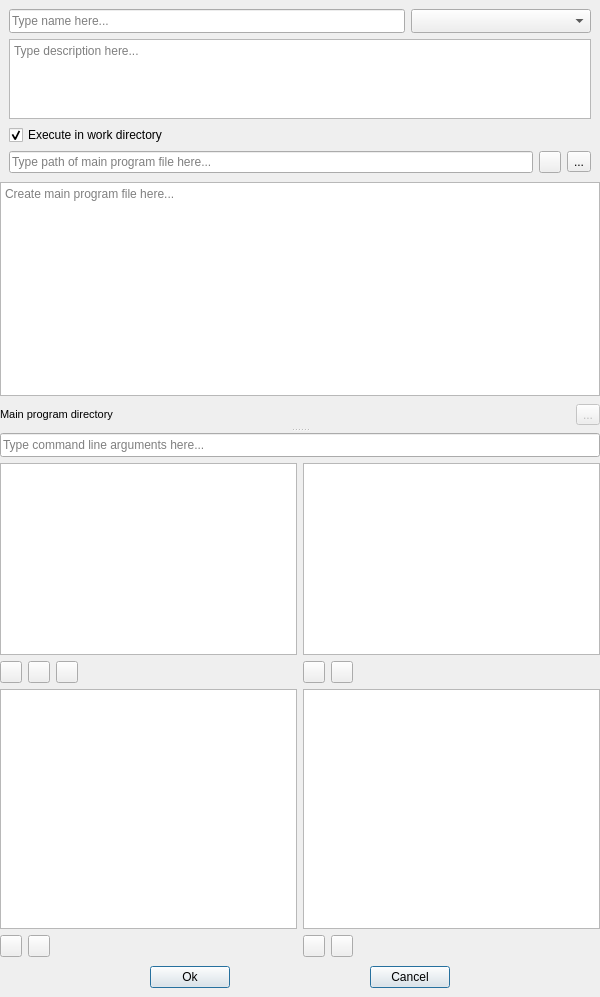
The window that spine_items/tool/ui/tool_specification_form.ui (spine-tools/spine-items) describes before a commit, drawn with Qt 5.
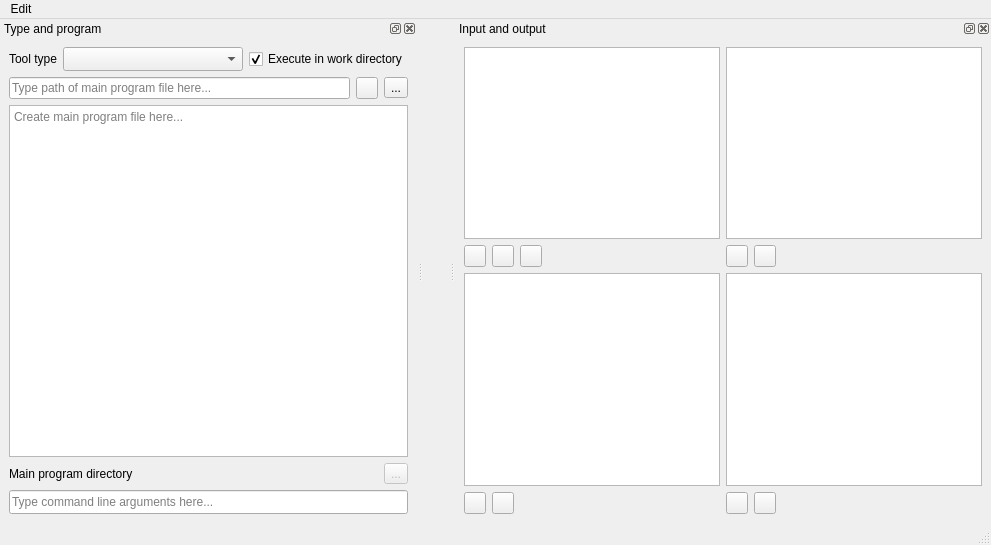
The same window after the commit. Icons and pictures are not drawn. Custom widgets are drawn as their Qt base class.

Commit message:
Introduce undo/redo in the Tool Spec Editor
Re Spine-project/Spine-Toolbox#1244

Diff of the .ui file:
```diff
--- a/spine_items/tool/ui/tool_specification_form.ui
+++ b/spine_items/tool/ui/tool_specification_form.ui
@@ -12,108 +12,54 @@
 ######################################################################################################################
 -->
 <ui version="4.0">
- <class>Form</class>
- <widget class="QWidget" name="Form">
-  <property name="windowModality">
-   <enum>Qt::ApplicationModal</enum>
-  </property>
+ <class>MainWindow</class>
+ <widget class="QMainWindow" name="MainWindow">
   <property name="geometry">
    <rect>
     <x>0</x>
     <y>0</y>
-    <width>600</width>
-    <height>997</height>
+    <width>991</width>
+    <height>545</height>
    </rect>
   </property>
-  <property name="sizePolicy">
-   <sizepolicy hsizetype="Minimum" vsizetype="Minimum">
-    <horstretch>0</horstretch>
-    <verstretch>0</verstretch>
-   </sizepolicy>
-  </property>
   <property name="windowTitle">
-   <string>Tool Specification editor</string>
+   <string>Tool Specification Editor</string>
   </property>
-  <layout class="QVBoxLayout" name="verticalLayout_6">
-   <property name="spacing">
-    <number>0</number>
-   </property>
-   <property name="leftMargin">
-    <number>0</number>
+  <property name="dockNestingEnabled">
+   <bool>true</bool>
+  </property>
+  <widget class="QWidget" name="centralwidget"/>
+  <widget class="QMenuBar" name="menubar">
+   <property name="geometry">
+    <rect>
+     <x>0</x>
+     <y>0</y>
+     <width>991</width>
+     <height>27</height>
+    </rect>
    </property>
-   <property name="topMargin">
-    <number>0</number>
-   </property>
-   <property name="rightMargin">
-    <number>0</number>
+   <widget class="QMenu" name="menuEdit">
+    <property name="title">
+     <string>Edit</string>
+    </property>
+   </widget>
+   <addaction name="menuEdit"/>
+  </widget>
+  <widget class="QDockWidget" name="dockWidget_type_and_program">
+   <property name="windowTitle">
+    <string>Type and program</string>
    </property>
-   <property name="bottomMargin">
-    <number>0</number>
-   </property>
-   <item>
-    <layout class="QVBoxLayout" name="verticalLayout_5">
-     <property name="spacing">
-      <number>0</number>
-     </property>
-     <property name="leftMargin">
-      <number>0</number>
-     </property>
-     <property name="topMargin">
-      <number>0</number>
-     </property>
-     <property name="rightMargin">
-      <number>0</number>
-     </property>
-     <property name="bottomMargin">
-      <number>0</number>
-     </property>
-     <item>
-      <layout class="QVBoxLayout" name="verticalLayout_11">
-       <property name="spacing">
-        <number>6</number>
-       </property>
-       <property name="leftMargin">
-        <number>9</number>
-       </property>
-       <property name="topMargin">
-        <number>9</number>
-       </property>
-       <property name="rightMargin">
-        <number>9</number>
-       </property>
-       <property name="bottomMargin">
-        <number>9</number>
-       </property>
-       <item>
+   <attribute name="dockWidgetArea">
+    <number>1</number>
+   </attribute>
+   <widget class="QWidget" name="dockWidgetContents">
+    <layout class="QGridLayout" name="gridLayout_2">
+     <item row="0" column="0">
         <layout class="QHBoxLayout" name="horizontalLayout">
          <item>
-          <widget class="QLineEdit" name="lineEdit_name">
-           <property name="sizePolicy">
-            <sizepolicy hsizetype="Expanding" vsizetype="Fixed">
-             <horstretch>0</horstretch>
-             <verstretch>0</verstretch>
-            </sizepolicy>
-           </property>
-           <property name="minimumSize">
-            <size>
-             <width>220</width>
-             <height>24</height>
-            </size>
-           </property>
-           <property name="maximumSize">
-            <size>
-             <width>5000</width>
-             <height>24</height>
-            </size>
-           </property>
-           <property name="toolTip">
-            <string>&lt;html&gt;&lt;head/&gt;&lt;body&gt;&lt;p&gt;Tool specification name (required)&lt;/p&gt;&lt;/body&gt;&lt;/html&gt;</string>
-           </property>
-           <property name="placeholderText">
-            <string>Type name here...</string>
-           </property>
-           <property name="clearButtonEnabled">
-            <bool>true</bool>
+        <widget class="QLabel" name="label_2">
+         <property name="text">
+          <string>Tool type</string>
            </property>
           </widget>
          </item>
@@ -145,30 +91,6 @@
            </property>
           </widget>
          </item>
-        </layout>
-       </item>
-       <item>
-        <widget class="QTextEdit" name="textEdit_description">
-         <property name="maximumSize">
-          <size>
-           <width>16777215</width>
-           <height>80</height>
-          </size>
-         </property>
-         <property name="focusPolicy">
-          <enum>Qt::StrongFocus</enum>
-         </property>
-         <property name="toolTip">
-          <string>&lt;html&gt;&lt;head/&gt;&lt;body&gt;&lt;p&gt;Tool specification description (optional)&lt;/p&gt;&lt;/body&gt;&lt;/html&gt;</string>
-         </property>
-         <property name="tabChangesFocus">
-          <bool>true</bool>
-         </property>
-         <property name="placeholderText">
-          <string>Type description here...</string>
-         </property>
-        </widget>
-       </item>
        <item>
         <widget class="QCheckBox" name="checkBox_execute_in_work">
          <property name="toolTip">
@@ -182,7 +104,9 @@
          </property>
         </widget>
        </item>
-       <item>
+      </layout>
+     </item>
+     <item row="1" column="0">
         <layout class="QHBoxLayout" name="horizontalLayout_6">
          <item>
           <widget class="CustomQLineEdit" name="lineEdit_main_program">
@@ -233,19 +157,7 @@
          </item>
         </layout>
        </item>
-      </layout>
-     </item>
-     <item>
-      <widget class="QSplitter" name="splitter">
-       <property name="orientation">
-        <enum>Qt::Vertical</enum>
-       </property>
-       <property name="handleWidth">
-        <number>6</number>
-       </property>
-       <widget class="QWidget" name="widget_main_program" native="true">
-        <layout class="QVBoxLayout" name="verticalLayout_2">
-         <item>
+     <item row="2" column="0">
           <widget class="MainProgramTextEdit" name="textEdit_main_program">
            <property name="enabled">
             <bool>true</bool>
@@ -255,13 +167,13 @@
            </property>
           </widget>
          </item>
-         <item>
-          <layout class="QHBoxLayout" name="horizontalLayout_7">
+     <item row="3" column="0">
+      <layout class="QHBoxLayout" name="horizontalLayout_8">
            <property name="topMargin">
-            <number>2</number>
+        <number>0</number>
            </property>
            <property name="bottomMargin">
-            <number>2</number>
+        <number>0</number>
            </property>
            <item>
             <widget class="QLabel" name="label">
@@ -273,7 +185,7 @@
              </property>
              <property name="font">
               <font>
-               <pointsize>8</pointsize>
+           <pointsize>9</pointsize>
               </font>
              </property>
              <property name="text">
@@ -302,7 +214,7 @@
             </widget>
            </item>
            <item>
-            <spacer name="horizontalSpacer_4">
+        <spacer name="horizontalSpacer">
              <property name="orientation">
               <enum>Qt::Horizontal</enum>
              </property>
@@ -333,17 +245,56 @@
            </item>
           </layout>
          </item>
-        </layout>
-       </widget>
-       <widget class="QWidget" name="widget_2" native="true">
-        <layout class="QGridLayout" name="gridLayout_3">
-         <item row="1" column="0">
+     <item row="4" column="0">
+      <widget class="QLineEdit" name="lineEdit_args">
+       <property name="sizePolicy">
+        <sizepolicy hsizetype="Expanding" vsizetype="Fixed">
+         <horstretch>0</horstretch>
+         <verstretch>0</verstretch>
+        </sizepolicy>
+       </property>
+       <property name="minimumSize">
+        <size>
+         <width>220</width>
+         <height>24</height>
+        </size>
+       </property>
+       <property name="maximumSize">
+        <size>
+         <width>5000</width>
+         <height>24</height>
+        </size>
+       </property>
+       <property name="toolTip">
+        <string>&lt;html&gt;&lt;head/&gt;&lt;body&gt;&lt;p&gt;Command line arguments (space-delimited) for the main program (optional). Use '@@' tags to refer to input files or URLs, see the User Guide for details.&lt;/p&gt;&lt;/body&gt;&lt;/html&gt;</string>
+       </property>
+       <property name="placeholderText">
+        <string>Type command line arguments here...</string>
+       </property>
+       <property name="clearButtonEnabled">
+        <bool>true</bool>
+       </property>
+      </widget>
+     </item>
+    </layout>
+   </widget>
+  </widget>
+  <widget class="QDockWidget" name="dockWidget_2">
+   <property name="windowTitle">
+    <string>Input and output</string>
+   </property>
+   <attribute name="dockWidgetArea">
+    <number>2</number>
+   </attribute>
+   <widget class="QWidget" name="dockWidgetContents_3">
+    <layout class="QGridLayout" name="gridLayout">
+     <item row="0" column="0">
           <layout class="QVBoxLayout" name="verticalLayout_3">
            <property name="spacing">
             <number>6</number>
            </property>
            <item>
-            <widget class="SourcesTreeView" name="treeView_sourcefiles">
+        <widget class="SourcesTreeView" name="treeView_programfiles">
              <property name="sizePolicy">
               <sizepolicy hsizetype="Expanding" vsizetype="Preferred">
                <horstretch>0</horstretch>
@@ -387,7 +338,7 @@
            <item>
             <layout class="QHBoxLayout" name="horizontalLayout_2">
              <item>
-              <widget class="QToolButton" name="toolButton_add_source_files">
+          <widget class="QToolButton" name="toolButton_add_program_files">
                <property name="sizePolicy">
                 <sizepolicy hsizetype="Fixed" vsizetype="Fixed">
                  <horstretch>0</horstretch>
@@ -426,7 +377,7 @@
               </widget>
              </item>
              <item>
-              <widget class="QToolButton" name="toolButton_add_source_dirs">
+          <widget class="QToolButton" name="toolButton_add_program_dirs">
                <property name="minimumSize">
                 <size>
                  <width>22</width>
@@ -449,7 +400,7 @@
               </widget>
              </item>
              <item>
-              <widget class="QToolButton" name="toolButton_minus_source_files">
+          <widget class="QToolButton" name="toolButton_minus_program_files">
                <property name="sizePolicy">
                 <sizepolicy hsizetype="Fixed" vsizetype="Fixed">
                  <horstretch>0</horstretch>
@@ -504,139 +455,7 @@
            </item>
           </layout>
          </item>
-         <item row="2" column="0">
-          <layout class="QVBoxLayout" name="verticalLayout_15">
-           <property name="spacing">
-            <number>6</number>
-           </property>
-           <item>
-            <widget class="CustomTreeView" name="treeView_inputfiles_opt">
-             <property name="maximumSize">
-              <size>
-               <width>16777215</width>
-               <height>500</height>
-              </size>
-             </property>
-             <property name="font">
-              <font>
-               <pointsize>10</pointsize>
-              </font>
-             </property>
-             <property name="focusPolicy">
-              <enum>Qt::StrongFocus</enum>
-             </property>
-             <property name="toolTip">
-              <string>&lt;html&gt;&lt;head/&gt;&lt;body&gt;&lt;p&gt;&lt;span style=&quot; font-weight:600;&quot;&gt;Optional&lt;/span&gt; data files for the program.&lt;/p&gt;&lt;p&gt;&lt;span style=&quot; font-weight:600;&quot;&gt;Tip&lt;/span&gt;: Double-click or press F2 to edit selected item.&lt;/p&gt;&lt;/body&gt;&lt;/html&gt;</string>
-             </property>
-             <property name="selectionMode">
-              <enum>QAbstractItemView::ExtendedSelection</enum>
-             </property>
-             <property name="verticalScrollMode">
-              <enum>QAbstractItemView::ScrollPerPixel</enum>
-             </property>
-             <property name="indentation">
-              <number>5</number>
-             </property>
-            </widget>
-           </item>
-           <item>
-            <layout class="QHBoxLayout" name="horizontalLayout_5">
-             <item>
-              <widget class="QToolButton" name="toolButton_plus_inputfiles_opt">
-               <property name="sizePolicy">
-                <sizepolicy hsizetype="Fixed" vsizetype="Fixed">
-                 <horstretch>0</horstretch>
-                 <verstretch>0</verstretch>
-                </sizepolicy>
-               </property>
-               <property name="minimumSize">
-                <size>
-                 <width>22</width>
-                 <height>22</height>
-                </size>
-               </property>
-               <property name="maximumSize">
-                <size>
-                 <width>22</width>
-                 <height>22</height>
-                </size>
-               </property>
-               <property name="font">
-                <font>
-                 <pointsize>10</pointsize>
-                 <weight>75</weight>
-                 <bold>true</bold>
-                </font>
-               </property>
-               <property name="toolTip">
-                <string>&lt;html&gt;&lt;head/&gt;&lt;body&gt;&lt;p&gt;Add optional input filenames and/or directories.&lt;/p&gt;&lt;/body&gt;&lt;/html&gt;</string>
-               </property>
-               <property name="text">
-                <string/>
-               </property>
-               <property name="icon">
-                <iconset resource="../../ui/resources/resources_icons.qrc">
-                 <normaloff>:/icons/file-link.svg</normaloff>:/icons/file-link.svg</iconset>
-               </property>
-              </widget>
-             </item>
-             <item>
-              <widget class="QToolButton" name="toolButton_minus_inputfiles_opt">
-               <property name="sizePolicy">
-                <sizepolicy hsizetype="Fixed" vsizetype="Fixed">
-                 <horstretch>0</horstretch>
-                 <verstretch>0</verstretch>
-                </sizepolicy>
-               </property>
-               <property name="minimumSize">
-                <size>
-                 <width>22</width>
-                 <height>22</height>
-                </size>
-               </property>
-               <property name="maximumSize">
-                <size>
-                 <width>22</width>
-                 <height>22</height>
-                </size>
-               </property>
-               <property name="font">
-                <font>
-                 <pointsize>10</pointsize>
-                 <weight>75</weight>
-                 <bold>true</bold>
-                </font>
-               </property>
-               <property name="toolTip">
-                <string>&lt;html&gt;&lt;head/&gt;&lt;body&gt;&lt;p&gt;Remove selected item(s)&lt;/p&gt;&lt;/body&gt;&lt;/html&gt;</string>
-               </property>
-               <property name="text">
-                <string/>
-               </property>
-               <property name="icon">
-                <iconset resource="../../ui/resources/resources_icons.qrc">
-                 <normaloff>:/icons/trash-alt.svg</normaloff>:/icons/trash-alt.svg</iconset>
-               </property>
-              </widget>
-             </item>
-             <item>
-              <spacer name="horizontalSpacer_10">
-               <property name="orientation">
-                <enum>Qt::Horizontal</enum>
-               </property>
-               <property name="sizeHint" stdset="0">
-                <size>
-                 <width>40</width>
-                 <height>20</height>
-                </size>
-               </property>
-              </spacer>
-             </item>
-            </layout>
-           </item>
-          </layout>
-         </item>
-         <item row="1" column="1">
+     <item row="0" column="1">
           <layout class="QVBoxLayout" name="verticalLayout_4">
            <property name="spacing">
             <number>6</number>
@@ -780,7 +599,7 @@
            </item>
           </layout>
          </item>
-         <item row="2" column="1">
+     <item row="1" column="1">
           <layout class="QVBoxLayout" name="verticalLayout_16">
            <property name="spacing">
             <number>6</number>
@@ -912,103 +731,123 @@
            </item>
           </layout>
          </item>
-         <item row="0" column="0" colspan="2">
-          <widget class="QLineEdit" name="lineEdit_args">
-           <property name="sizePolicy">
-            <sizepolicy hsizetype="Expanding" vsizetype="Fixed">
-             <horstretch>0</horstretch>
-             <verstretch>0</verstretch>
-            </sizepolicy>
-           </property>
-           <property name="minimumSize">
-            <size>
-             <width>220</width>
-             <height>24</height>
-            </size>
-           </property>
+     <item row="1" column="0">
+      <layout class="QVBoxLayout" name="verticalLayout_15">
+       <property name="spacing">
+        <number>6</number>
+       </property>
+       <item>
+        <widget class="CustomTreeView" name="treeView_inputfiles_opt">
            <property name="maximumSize">
             <size>
-             <width>5000</width>
-             <height>24</height>
-            </size>
-           </property>
+           <width>16777215</width>
+           <height>500</height>
+          </size>
+         </property>
+         <property name="font">
+          <font>
+           <pointsize>10</pointsize>
+          </font>
+         </property>
+         <property name="focusPolicy">
+          <enum>Qt::StrongFocus</enum>
+         </property>
            <property name="toolTip">
-            <string>&lt;html&gt;&lt;head/&gt;&lt;body&gt;&lt;p&gt;Command line arguments (space-delimited) for the main program (optional). Use '@@' tags to refer to input files or URLs, see the User Guide for details.&lt;/p&gt;&lt;/body&gt;&lt;/html&gt;</string>
-           </property>
-           <property name="placeholderText">
-            <string>Type command line arguments here...</string>
-           </property>
-           <property name="clearButtonEnabled">
-            <bool>true</bool>
-           </property>
-          </widget>
-         </item>
-        </layout>
-       </widget>
-      </widget>
-     </item>
+          <string>&lt;html&gt;&lt;head/&gt;&lt;body&gt;&lt;p&gt;&lt;span style=&quot; font-weight:600;&quot;&gt;Optional&lt;/span&gt; data files for the program.&lt;/p&gt;&lt;p&gt;&lt;span style=&quot; font-weight:600;&quot;&gt;Tip&lt;/span&gt;: Double-click or press F2 to edit selected item.&lt;/p&gt;&lt;/body&gt;&lt;/html&gt;</string>
+         </property>
+         <property name="selectionMode">
+          <enum>QAbstractItemView::ExtendedSelection</enum>
+         </property>
+         <property name="verticalScrollMode">
+          <enum>QAbstractItemView::ScrollPerPixel</enum>
+         </property>
+         <property name="indentation">
+          <number>5</number>
+         </property>
+        </widget>
+       </item>
      <item>
-      <layout class="QHBoxLayout" name="horizontalLayout_8">
-       <property name="leftMargin">
-        <number>9</number>
-       </property>
-       <property name="topMargin">
-        <number>9</number>
-       </property>
-       <property name="rightMargin">
-        <number>9</number>
-       </property>
-       <property name="bottomMargin">
-        <number>9</number>
-       </property>
+        <layout class="QHBoxLayout" name="horizontalLayout_5">
        <item>
-        <spacer name="horizontalSpacer_2">
-         <property name="orientation">
-          <enum>Qt::Horizontal</enum>
-         </property>
-         <property name="sizeHint" stdset="0">
+          <widget class="QToolButton" name="toolButton_plus_inputfiles_opt">
+           <property name="sizePolicy">
+            <sizepolicy hsizetype="Fixed" vsizetype="Fixed">
+             <horstretch>0</horstretch>
+             <verstretch>0</verstretch>
+            </sizepolicy>
+           </property>
+           <property name="minimumSize">
           <size>
-           <width>40</width>
-           <height>20</height>
-          </size>
-         </property>
-        </spacer>
-       </item>
-       <item>
-        <widget class="QPushButton" name="pushButton_ok">
+             <width>22</width>
+             <height>22</height>
+            </size>
+           </property>
+           <property name="maximumSize">
+            <size>
+             <width>22</width>
+             <height>22</height>
+            </size>
+           </property>
+           <property name="font">
+            <font>
+             <pointsize>10</pointsize>
+             <weight>75</weight>
+             <bold>true</bold>
+            </font>
+           </property>
+           <property name="toolTip">
+            <string>&lt;html&gt;&lt;head/&gt;&lt;body&gt;&lt;p&gt;Add optional input filenames and/or directories.&lt;/p&gt;&lt;/body&gt;&lt;/html&gt;</string>
+           </property>
          <property name="text">
-          <string>Ok</string>
-         </property>
-         <property name="default">
-          <bool>true</bool>
+            <string/>
+           </property>
+           <property name="icon">
+            <iconset resource="../../ui/resources/resources_icons.qrc">
+             <normaloff>:/icons/file-link.svg</normaloff>:/icons/file-link.svg</iconset>
          </property>
         </widget>
        </item>
        <item>
-        <spacer name="horizontalSpacer">
-         <property name="orientation">
-          <enum>Qt::Horizontal</enum>
-         </property>
-         <property name="sizeHint" stdset="0">
+          <widget class="QToolButton" name="toolButton_minus_inputfiles_opt">
+           <property name="sizePolicy">
+            <sizepolicy hsizetype="Fixed" vsizetype="Fixed">
+             <horstretch>0</horstretch>
+             <verstretch>0</verstretch>
+            </sizepolicy>
+           </property>
+           <property name="minimumSize">
           <size>
-           <width>40</width>
-           <height>20</height>
-          </size>
-         </property>
-        </spacer>
-       </item>
-       <item>
-        <widget class="QPushButton" name="pushButton_cancel">
+             <width>22</width>
+             <height>22</height>
+            </size>
+           </property>
+           <property name="maximumSize">
+            <size>
+             <width>22</width>
+             <height>22</height>
+            </size>
+           </property>
+           <property name="font">
+            <font>
+             <pointsize>10</pointsize>
+             <weight>75</weight>
+             <bold>true</bold>
+            </font>
+           </property>
+           <property name="toolTip">
+            <string>&lt;html&gt;&lt;head/&gt;&lt;body&gt;&lt;p&gt;Remove selected item(s)&lt;/p&gt;&lt;/body&gt;&lt;/html&gt;</string>
+           </property>
          <property name="text">
-          <string>Cancel</string>
-         </property>
-         <property name="default">
-          <bool>true</bool>
+            <string/>
+           </property>
+           <property name="icon">
+            <iconset resource="../../ui/resources/resources_icons.qrc">
+             <normaloff>:/icons/trash-alt.svg</normaloff>:/icons/trash-alt.svg</iconset>
          </property>
         </widget>
        </item>
        <item>
-        <spacer name="horizontalSpacer_3">
+          <spacer name="horizontalSpacer_10">
          <property name="orientation">
           <enum>Qt::Horizontal</enum>
          </property>
@@ -1024,14 +863,10 @@
      </item>
     </layout>
    </item>
-   <item>
-    <layout class="QHBoxLayout" name="horizontalLayout_statusbar_placeholder">
-     <item>
-      <widget class="QWidget" name="widget_invisible_dummy" native="true"/>
-     </item>
     </layout>
-   </item>
-  </layout>
+   </widget>
+  </widget>
+  <widget class="QStatusBar" name="statusbar"/>
  </widget>
  <customwidgets>
   <customwidget>
```
Left out of the diff: 4 changed lines with no effect on the pictures. Lines whose indentation alone changed are shown as unchanged. The commit also changes 12 other files.
